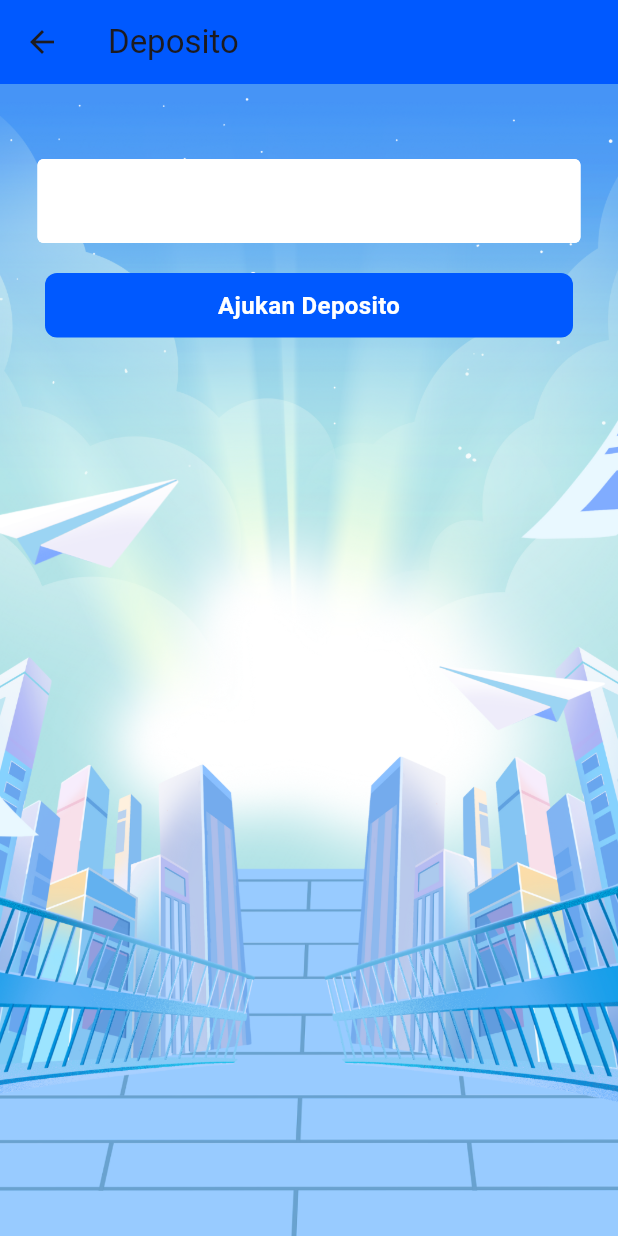
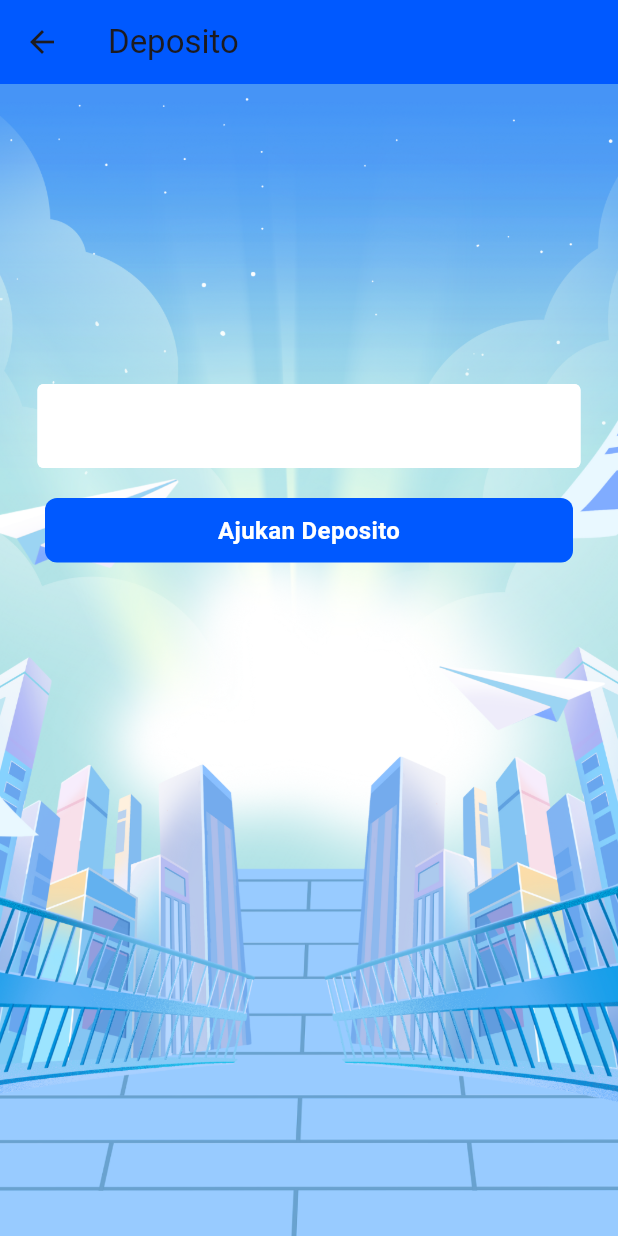
Before and after one commit to miguelvalentino/mobile_banking, a Flutter app: the DepoPage screen opened directly, on a phone screen of 412 x 824 dp. Run offline on Flutter 3.47's test engine with Material 3 defaults, Android fonts, the light colour scheme and no system bars.

Commit message:
filter tanggal mutasi dan minor change deposito

```diff
--- a/lib/deposito.dart
+++ b/lib/deposito.dart
@@ -40,7 +40,7 @@ class _DepoPageState extends State<DepoPage> {
           child: Center(
             child: Column(
               children: [
-                const SizedBox(height: 50),
+                const SizedBox(height: 200),
                 Padding(
                   padding: const EdgeInsets.symmetric(horizontal: 25.0),
                   child: TextField(
--- a/lib/mutasi.dart
+++ b/lib/mutasi.dart
@@ -14,21 +14,61 @@ class MutasiPage extends StatefulWidget {
 
 class _MutasiPageState extends State<MutasiPage> {
   String selectedTransactionType = 'Semua';
-  DateTime selectedFromDate = DateTime.now();
-  DateTime selectedToDate = DateTime.now();
+  DateTime selectedFromDate = DateTime(2024, 9);
+  DateTime selectedToDate = DateTime(2024, 12);
 
-  final List<Map<String, String>> dummyMutasi = [
-    {"date": "12 Sep 2024", "description": "Pembayaran Listrik", "amount": "-Rp 200.000"},
-    {"date": "11 Sep 2024", "description": "Gaji", "amount": "+Rp 5.000.000"},
-    {"date": "10 Sep 2024", "description": "Pembelian Pulsa", "amount": "-Rp 50.000"},
-    {"date": "09 Sep 2024", "description": "Transfer ke Budi", "amount": "-Rp 1.000.000"},
-    {"date": "08 Sep 2024", "description": "Transfer dari Andi", "amount": "+Rp 2.000.000"},
+  final List<Map<String, dynamic>> dummyMutasi = [
+    {
+      "date": DateTime(2024, 9, 12),
+      "description": "Pembayaran Listrik",
+      "amount": "-Rp 200.000"
+    },
+    {
+      "date": DateTime(2024, 9, 11),
+      "description": "Gaji",
+      "amount": "+Rp 5.000.000"
+    },
+    {
+      "date": DateTime(2024, 9, 10),
+      "description": "Pembelian Pulsa",
+      "amount": "-Rp 50.000"
+    },
+    {
+      "date": DateTime(2024, 9, 9),
+      "description": "Transfer ke Budi",
+      "amount": "-Rp 1.000.000"
+    },
+    {
+      "date": DateTime(2024, 9, 8),
+      "description": "Transfer dari Andi",
+      "amount": "+Rp 2.000.000"
+    },
+    {
+      "date": DateTime(2024, 9, 13),
+      "description": "Transfer ke Tono",
+      "amount": "-Rp 200.000"
+    },
+    {
+      "date": DateTime(2024, 9, 17),
+      "description": "Pembayaran Listrik",
+      "amount": "-Rp 400.000"
+    },
+    {
+      "date": DateTime(2024, 10, 2),
+      "description": "Donasi",
+      "amount": "-Rp 400.000"
+    },
   ];
+
+  bool isDateInRange(DateTime date) {
+    return date.isAfter(selectedFromDate.subtract(const Duration(days: 1))) &&
+           date.isBefore(selectedToDate.add(const Duration(days: 1)));
+  }
 
   void _selectDate(BuildContext context, bool isFromDate) async {
     DateTime? picked = await showDatePicker(
       context: context,
-      initialDate: DateTime.now(),
+      initialDate: isFromDate ? selectedFromDate : selectedToDate,
       firstDate: DateTime(2020),
       lastDate: DateTime(2101),
     );
@@ -60,7 +100,6 @@ class _MutasiPageState extends State<MutasiPage> {
           color: const Color(0xFFEFEFEF),
           child: Column(
             children: [
-
               Container(
                 padding: const EdgeInsets.all(12),
                 color: Colors.white,
@@ -70,7 +109,6 @@ class _MutasiPageState extends State<MutasiPage> {
                 ),
               ),
               const SizedBox(height: 16),
-
               Container(
                 padding: const EdgeInsets.symmetric(horizontal: 12),
                 color: Colors.white,
@@ -92,8 +130,6 @@ class _MutasiPageState extends State<MutasiPage> {
                 ),
               ),
               const SizedBox(height: 16),
-
-
               Column(
                 children: [
                   GestureDetector(
@@ -136,7 +172,6 @@ class _MutasiPageState extends State<MutasiPage> {
                 ],
               ),
               const SizedBox(height: 16),
-
               Expanded(
                 child: ListView.builder(
                   itemCount: dummyMutasi.length,
@@ -144,10 +179,13 @@ class _MutasiPageState extends State<MutasiPage> {
                     final mutasi = dummyMutasi[index];
                     bool isVisible = true;
 
-
                     if (selectedTransactionType == 'Uang Masuk' && !mutasi['amount']!.startsWith('+')) {
                       isVisible = false;
                     } else if (selectedTransactionType == 'Uang Keluar' && !mutasi['amount']!.startsWith('-')) {
+                      isVisible = false;
+                    }
+
+                    if (!isDateInRange(mutasi['date'])) {
                       isVisible = false;
                     }
 
@@ -157,10 +195,10 @@ class _MutasiPageState extends State<MutasiPage> {
                         margin: const EdgeInsets.symmetric(vertical: 8),
                         child: ListTile(
                           title: Text(
-                            mutasi['description']!,
+                            mutasi['description'],
                             style: const TextStyle(fontWeight: FontWeight.bold),
                           ),
-                          subtitle: Text(mutasi['date']!),
+                          subtitle: Text(DateFormat('dd MMM yyyy').format(mutasi['date'])),
                           trailing: Text(
                             mutasi['amount']!,
                             style: TextStyle(
```
